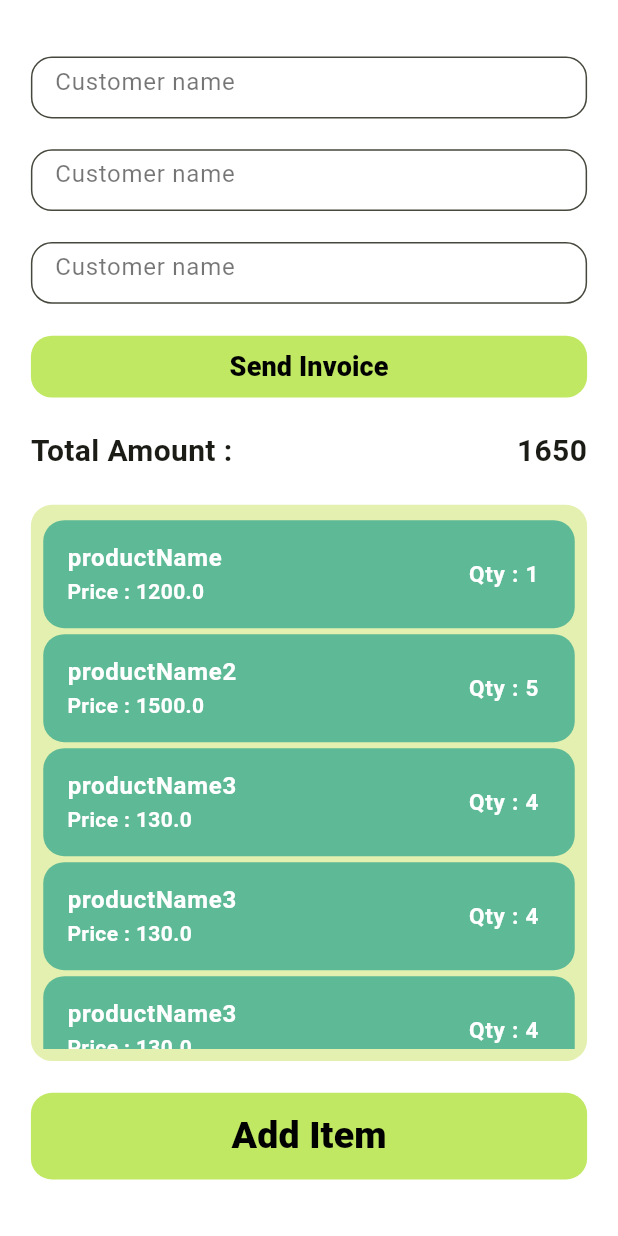
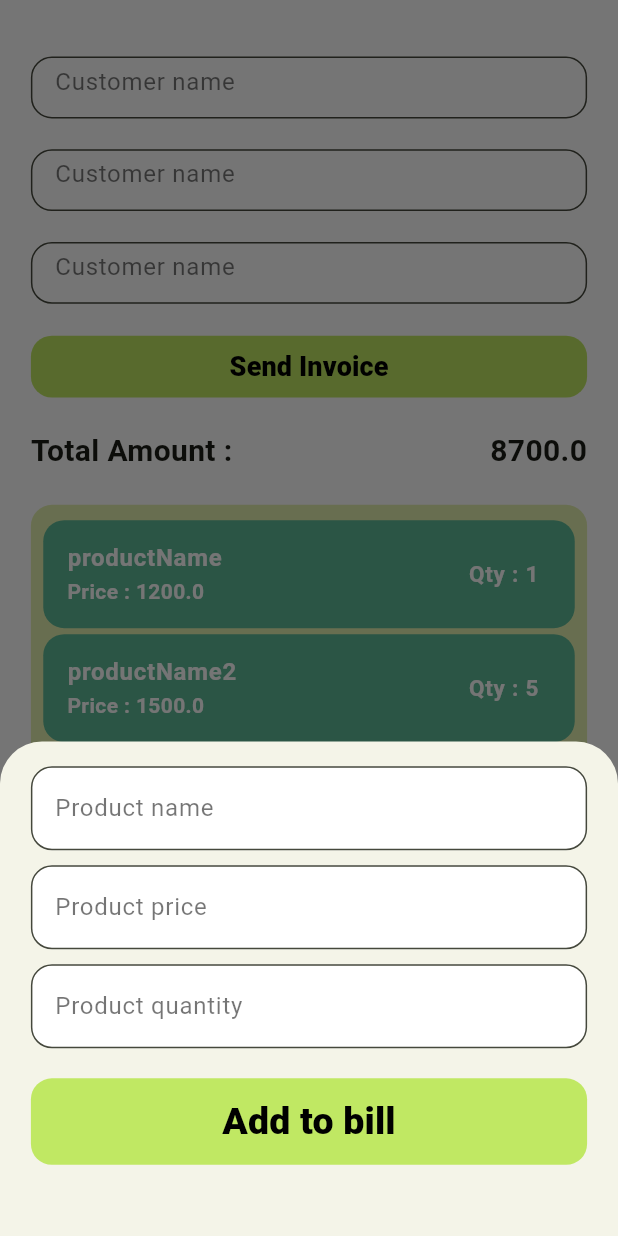
Before and after one commit to Shana2002/zapbill, a Flutter app: the NewBill screen opened by its route, after a tap on "Add Item", on a phone screen of 412 x 824 dp. Run offline on Flutter 3.47's test engine with Material 3 defaults, Android fonts, the phone set to English and light mode, and no system bars; our stand-ins replace firebase_core, get_it; accounts and stored records are empty; Roboto replaces fonts that are missing (Popins).

Commit message:
Bottom model page done

```diff
--- /dev/null
+++ b/lib/models/item_list_model.dart
@@ -0,0 +1,30 @@
+import 'package:zapbill/models/item_model.dart';
+
+class ItemListModel {
+  List<ItemModel> itemList = [
+    ItemModel(productName: "productName", qty: 1, price: 1200),
+    ItemModel(productName: "productName2", qty: 5, price: 1500),
+  ];
+
+  void addItem(ItemModel _item) {
+    itemList.add(_item);
+  }
+
+  void removeItem(int _index) {
+    itemList.removeAt(_index);
+  }
+
+  void updateItem(int _index, ItemModel _item) {
+    if (_index >= 0 && _index < itemList.length) {
+      itemList[_index] = _item;
+    }
+  }
+
+  double sumTotal() {
+    double _total = 0;
+    for (var element in itemList) {
+      _total = _total + (element.price * element.qty);
+    }
+    return _total;
+  }
+}
--- a/lib/pages/new_bill.dart
+++ b/lib/pages/new_bill.dart
@@ -1,6 +1,9 @@
 import 'package:flutter/material.dart';
+import 'package:get_it/get_it.dart';
+import 'package:zapbill/models/item_list_model.dart';
 import 'package:zapbill/models/item_model.dart';
 import 'package:zapbill/util/device_size.dart';
+import 'package:zapbill/widgets/add_item_bottom.dart';
 import 'package:zapbill/widgets/custom_text_input.dart';
 import 'package:zapbill/widgets/rounded_button.dart';
 
@@ -12,23 +15,27 @@ class NewBill extends StatefulWidget {
 }
 
 class _NewBillState extends State<NewBill> {
+  late ItemListModel _itemsList =
+      GetIt.instance.registerSingleton<ItemListModel>(ItemListModel());
   late List<ItemModel> _items;
   late DeviceSize _deviceSize;
 
   @override
   void initState() {
     super.initState();
-    _items = [
-      ItemModel(productName: "productName", qty: 1, price: 1200),
-      ItemModel(productName: "productName2", qty: 5, price: 1500),
-      ItemModel(productName: "productName3", qty: 4, price: 130),
-      ItemModel(productName: "productName3", qty: 4, price: 130),
-      ItemModel(productName: "productName3", qty: 4, price: 130),
-      ItemModel(productName: "productName3", qty: 4, price: 130),
-      ItemModel(productName: "productName3", qty: 4, price: 130),
-      ItemModel(productName: "productName3", qty: 4, price: 130),
-      ItemModel(productName: "productName3", qty: 4, price: 130),
-    ];
+    _items = _itemsList.itemList;
+
+    // _items = [
+    //   ItemModel(productName: "productName", qty: 1, price: 1200),
+    //   ItemModel(productName: "productName2", qty: 5, price: 1500),
+    //   ItemModel(productName: "productName3", qty: 4, price: 130),
+    //   ItemModel(productName: "productName3", qty: 4, price: 130),
+    //   ItemModel(productName: "productName3", qty: 4, price: 130),
+    //   ItemModel(productName: "productName3", qty: 4, price: 130),
+    //   ItemModel(productName: "productName3", qty: 4, price: 130),
+    //   ItemModel(productName: "productName3", qty: 4, price: 130),
+    //   ItemModel(productName: "productName3", qty: 4, price: 130),
+    // ];
   }
 
   @override
@@ -119,7 +126,7 @@ class _NewBillState extends State<NewBill> {
           style: TextStyle(fontWeight: FontWeight.bold, fontSize: 20),
         ),
         Text(
-          "1650",
+          _itemsList.sumTotal().toString(),
           style: TextStyle(fontWeight: FontWeight.bold, fontSize: 20),
         ),
       ],
@@ -144,8 +151,11 @@ class _NewBillState extends State<NewBill> {
   // Add item button
 
   Widget _addItemBtn() {
-    return RoundedButton(_deviceSize.deviceHeight * 0.07,
-        _deviceSize.deviceWidth, "Add Item", () {});
+    return RoundedButton(
+        _deviceSize.deviceHeight * 0.07, _deviceSize.deviceWidth, "Add Item",
+        () {
+      _displayBottomSheet();
+    });
   }
 
   Widget _itemListContainer() {
@@ -182,5 +192,12 @@ class _NewBillState extends State<NewBill> {
     );
   }
 
-
+  _displayBottomSheet() {
+    return AddItemBottom(
+            onClick: () {
+              setState(() {});
+            },
+            context: context)
+        .displayBottomSheet();
+  }
 }
--- /dev/null
+++ b/lib/widgets/add_item_bottom.dart
@@ -0,0 +1,70 @@
+import 'package:flutter/material.dart';
+import 'package:get_it/get_it.dart';
+import 'package:zapbill/models/item_list_model.dart';
+import 'package:zapbill/models/item_model.dart';
+import 'package:zapbill/util/device_size.dart';
+import 'package:zapbill/widgets/custom_text_input.dart';
+import 'package:zapbill/widgets/rounded_button.dart';
+
+class AddItemBottom {
+  final Function onClick;
+  final BuildContext context;
+  late DeviceSize _deviceSize;
+  final ItemListModel _itemList = GetIt.instance.get<ItemListModel>();
+  AddItemBottom({required this.onClick, required this.context});
+
+  displayBottomSheet() {
+    _deviceSize = DeviceSize(context: context);
+    return showModalBottomSheet<void>(
+      context: context,
+      isScrollControlled: true, // Ensures the bottom sheet can resize
+      builder: (BuildContext context) {
+        return Padding(
+          padding: MediaQuery.of(context).viewInsets, // Adjust for keyboard
+          child: Container(
+            padding: EdgeInsets.symmetric(
+                vertical: _deviceSize.deviceHeight * 0.02,
+                horizontal: _deviceSize.deviceWidth * 0.05),
+            height: _deviceSize.deviceHeight * 0.4,
+            child: SingleChildScrollView(
+              child: Column(
+                mainAxisSize: MainAxisSize.min,
+                children: [
+                  CustomTextInput(
+                    onSaved: (value) {},
+                    obscureText: false,
+                    hintText: "Product name",
+                    regEx: "",
+                  ),
+                  SizedBox(height: 10),
+                  CustomTextInput(
+                    onSaved: (value) {},
+                    obscureText: false,
+                    hintText: "Product price",
+                    regEx: "",
+                  ),
+                  SizedBox(height: 10),
+                  CustomTextInput(
+                    onSaved: (value) {},
+                    obscureText: false,
+                    hintText: "Product quantity",
+                    regEx: "",
+                  ),
+                  SizedBox(height: 20),
+                  RoundedButton(_deviceSize.deviceHeight * 0.07,
+                      _deviceSize.deviceWidth, "Add to bill", () {
+                    // ItemModel newItem = ItemModel(
+                    //     productName: "productName", qty: 2, price: 1200);
+                    // _itemList.addItem(newItem);
+                    onClick();
+                    Navigator.pop(context);
+                  })
+                ],
+              ),
+            ),
+          ),
+        );
+      },
+    );
+  }
+}
```
Also changed, not shown: 1 other file.
